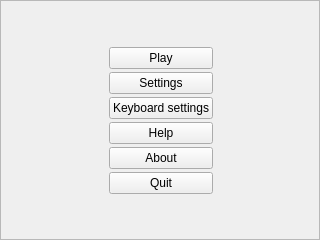
Before: the Qt Designer form mainMenuFrame.ui in rochford/cutefootball, drawn with Qt 5.
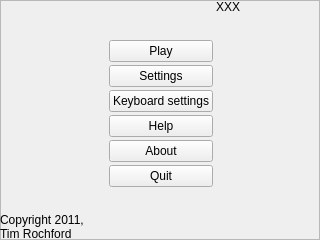
After: the same form once the commit is applied.

Diff of the .ui file:
```diff
--- a/mainMenuFrame.ui
+++ b/mainMenuFrame.ui
@@ -37,6 +37,19 @@
     </property>
     <item row="1" column="1">
      <layout class="QVBoxLayout" name="verticalLayout">
+      <item>
+       <spacer name="verticalSpacer_3">
+        <property name="orientation">
+         <enum>Qt::Vertical</enum>
+        </property>
+        <property name="sizeHint" stdset="0">
+         <size>
+          <width>20</width>
+          <height>40</height>
+         </size>
+        </property>
+       </spacer>
+      </item>
       <item>
        <widget class="QPushButton" name="m_newGameBtn">
         <property name="text">
@@ -79,6 +92,19 @@
         </property>
        </widget>
       </item>
+      <item>
+       <spacer name="verticalSpacer_2">
+        <property name="orientation">
+         <enum>Qt::Vertical</enum>
+        </property>
+        <property name="sizeHint" stdset="0">
+         <size>
+          <width>20</width>
+          <height>40</height>
+         </size>
+        </property>
+       </spacer>
+      </item>
      </layout>
     </item>
     <item row="1" column="0">
@@ -120,18 +146,36 @@
       </property>
      </spacer>
     </item>
+    <item row="3" column="0">
+     <layout class="QVBoxLayout" name="verticalLayout_2"/>
+    </item>
+    <item row="2" column="2">
+     <spacer name="verticalSpacer_4">
+      <property name="orientation">
+       <enum>Qt::Vertical</enum>
+      </property>
+      <property name="sizeHint" stdset="0">
+       <size>
+        <width>20</width>
+        <height>40</height>
+       </size>
+      </property>
+     </spacer>
+    </item>
     <item row="2" column="0">
-     <spacer name="verticalSpacer_2">
-      <property name="orientation">
-       <enum>Qt::Vertical</enum>
+     <widget class="QLabel" name="copyrightLabel">
+      <property name="text">
+       <string notr="true">Copyright 2011,
+Tim Rochford</string>
       </property>
-      <property name="sizeHint" stdset="0">
-       <size>
-        <width>20</width>
-        <height>40</height>
-       </size>
+     </widget>
+    </item>
+    <item row="0" column="2">
+     <widget class="QLabel" name="versionLabel">
+      <property name="text">
+       <string notr="true">XXX</string>
       </property>
-     </spacer>
+     </widget>
     </item>
    </layout>
   </widget>
```
